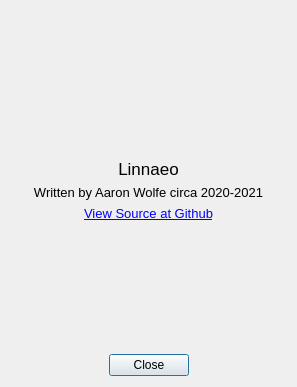
Before: the Qt Designer form src/linnaeo/aboutdialog.ui in beowulfey/Linnaeo, drawn with Qt 5.
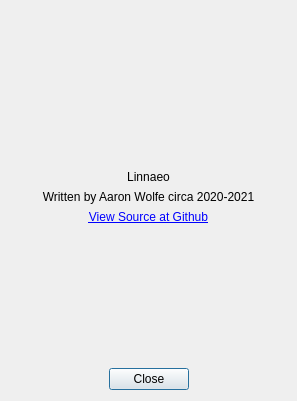
After: the same form once the commit is applied. Icons and pictures are not drawn.

```diff
--- a/src/linnaeo/aboutdialog.ui
+++ b/src/linnaeo/aboutdialog.ui
@@ -7,14 +7,9 @@
     <x>0</x>
     <y>0</y>
     <width>297</width>
-    <height>387</height>
+    <height>401</height>
    </rect>
   </property>
-  <property name="font">
-   <font>
-    <family>Arial</family>
-   </font>
-  </property>
   <property name="windowTitle">
    <string>About Linnaeo</string>
   </property>
@@ -47,12 +42,6 @@
    </item>
    <item>
     <widget class="QLabel" name="label">
-     <property name="font">
-      <font>
-       <family>Arial</family>
-       <pointsize>13</pointsize>
-      </font>
-     </property>
      <property name="text">
       <string>Linnaeo</string>
      </property>
@@ -63,12 +52,6 @@
    </item>
    <item>
     <widget class="QLabel" name="label_3">
-     <property name="font">
-      <font>
-       <family>Arial</family>
-       <pointsize>10</pointsize>
-      </font>
-     </property>
      <property name="text">
       <string>Written by Aaron Wolfe circa 2020-2021</string>
      </property>
@@ -82,13 +65,6 @@
    </item>
    <item>
     <widget class="QLabel" name="label_4">
-     <property name="font">
-      <font>
-       <family>Arial</family>
-       <pointsize>10</pointsize>
-       <stylestrategy>PreferAntialias</stylestrategy>
-      </font>
-     </property>
      <property name="text">
       <string>&lt;html&gt;&lt;head/&gt;&lt;body&gt;&lt;p&gt;&lt;a href=&quot;https://github.com/beowulfey/linnaeo&quot;&gt;&lt;span style=&quot; text-decoration: underline; color:#0000ff;&quot;&gt;View Source at Github&lt;/span&gt;&lt;/a&gt;&lt;/p&gt;&lt;/body&gt;&lt;/html&gt;</string>
      </property>
```
